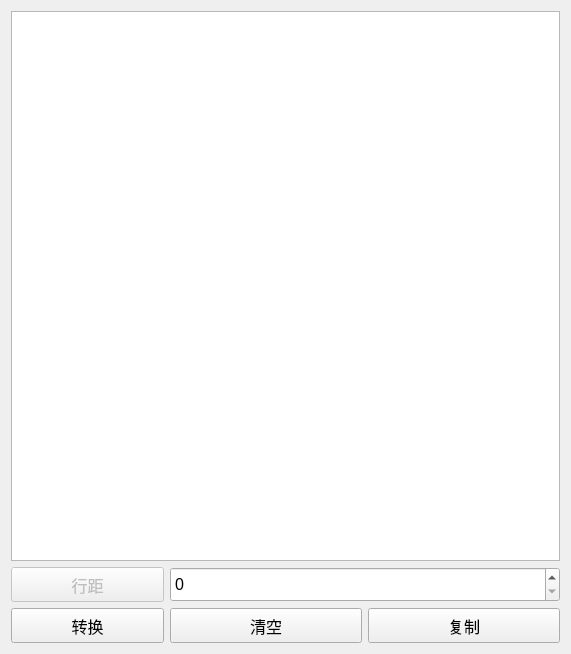
RockyChing/qt_play, file qt_project/edit/text2htmldlg.ui: the form before one commit.
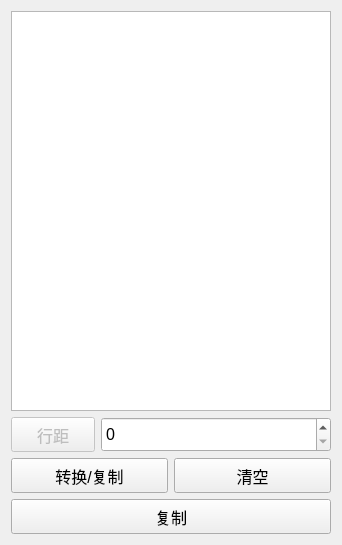
The form after the commit. Icons and pictures are not drawn.

Commit message: Dev V1.6.3 1. Spin box value default set to 1 2. Merge transform and copy text to one button

The edit to the form file:
```diff
--- a/qt_project/edit/text2htmldlg.ui
+++ b/qt_project/edit/text2htmldlg.ui
@@ -6,8 +6,8 @@
    <rect>
     <x>0</x>
     <y>0</y>
-    <width>567</width>
-    <height>652</height>
+    <width>338</width>
+    <height>545</height>
    </rect>
   </property>
   <property name="windowTitle">
@@ -18,12 +18,12 @@
     <normaloff>:/res/images/icon_play.png</normaloff>:/res/images/icon_play.png</iconset>
   </property>
   <layout class="QGridLayout" name="gridLayout">
-   <item row="0" column="0" colspan="3">
+   <item row="0" column="0">
     <widget class="QPlainTextEdit" name="textHtmlEdit">
      <property name="minimumSize">
       <size>
-       <width>470</width>
-       <height>550</height>
+       <width>320</width>
+       <height>400</height>
       </size>
      </property>
      <property name="font">
@@ -34,6 +34,8 @@
     </widget>
    </item>
    <item row="1" column="0">
+    <layout class="QHBoxLayout" name="horizontalLayout">
+     <item>
     <widget class="QPushButton" name="btnNlDelOpen_2">
      <property name="enabled">
       <bool>false</bool>
@@ -54,11 +56,11 @@
      </property>
     </widget>
    </item>
-   <item row="1" column="1" colspan="2">
+     <item>
     <widget class="QSpinBox" name="spinBoxNlineNum">
      <property name="minimumSize">
       <size>
-       <width>390</width>
+         <width>230</width>
        <height>35</height>
       </size>
      </property>
@@ -78,7 +80,11 @@
      </property>
     </widget>
    </item>
+    </layout>
+   </item>
    <item row="2" column="0">
+    <layout class="QHBoxLayout" name="horizontalLayout_2">
+     <item>
     <widget class="QPushButton" name="btnTransform">
      <property name="minimumSize">
       <size>
@@ -92,11 +98,11 @@
       </font>
      </property>
      <property name="text">
-      <string>转换</string>
+        <string>转换/复制</string>
      </property>
     </widget>
    </item>
-   <item row="2" column="1">
+     <item>
     <widget class="QPushButton" name="btnClear">
      <property name="minimumSize">
       <size>
@@ -114,7 +120,9 @@
      </property>
     </widget>
    </item>
-   <item row="2" column="2">
+    </layout>
+   </item>
+   <item row="3" column="0">
     <widget class="QPushButton" name="btnCopy">
      <property name="minimumSize">
       <size>
```
Lines whose indentation alone changed are shown as unchanged. The commit also changes 2 other files.
